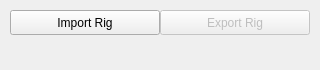
Old version of the form GUI/rigPanel.ui in the repository cordafab/SuperCages.
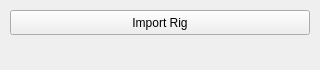
New version of the form.

```diff
--- a/GUI/rigPanel.ui
+++ b/GUI/rigPanel.ui
@@ -43,7 +43,7 @@
      <rect>
       <x>10</x>
       <y>10</y>
-      <width>150</width>
+      <width>300</width>
       <height>25</height>
      </rect>
     </property>
@@ -51,22 +51,6 @@
      <string>Import Rig</string>
     </property>
    </widget>
-   <widget class="QPushButton" name="exportRig">
-    <property name="enabled">
-     <bool>false</bool>
-    </property>
-    <property name="geometry">
-     <rect>
-      <x>160</x>
-      <y>10</y>
-      <width>150</width>
-      <height>25</height>
-     </rect>
-    </property>
-    <property name="text">
-     <string>Export Rig</string>
-    </property>
-   </widget>
   </widget>
  </widget>
  <resources/>
```
